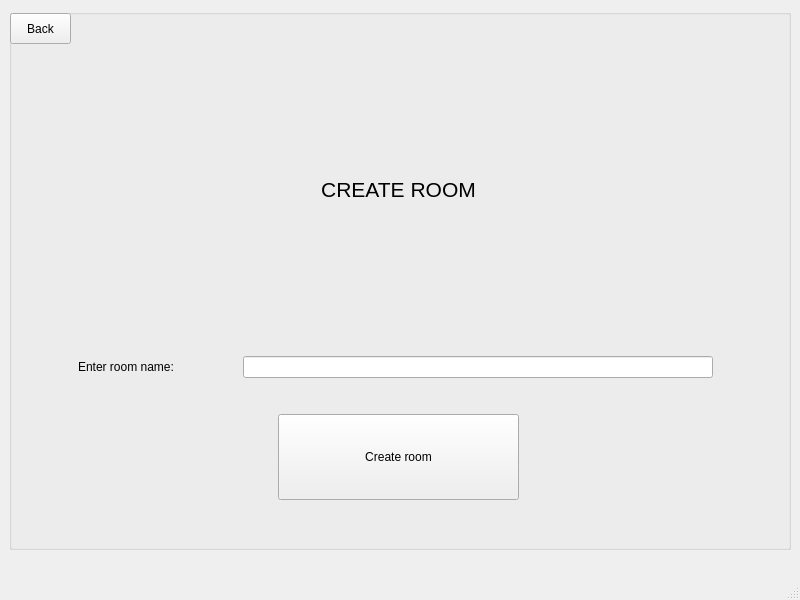
The window that client/views/creategameview.ui (cavoke-project/cavoke) describes before a commit, drawn with Qt 5.
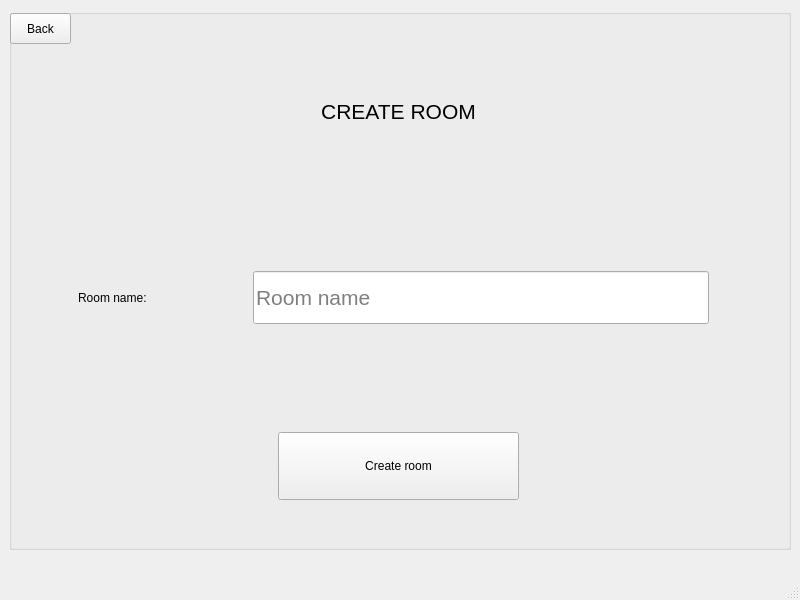
The same window after the commit.

The edit to the form file:
```diff
--- a/client/views/creategameview.ui
+++ b/client/views/creategameview.ui
@@ -72,13 +72,52 @@
        <height>481</height>
       </rect>
      </property>
-     <layout class="QGridLayout" name="gridLayout" rowstretch="12,1,5" columnstretch="1,3">
+     <layout class="QGridLayout" name="gridLayout" rowstretch="4,2,2,2,3" columnstretch="1,3">
       <property name="leftMargin">
        <number>10</number>
       </property>
       <property name="rightMargin">
        <number>10</number>
       </property>
+      <item row="4" column="0" colspan="2">
+       <layout class="QHBoxLayout" name="horizontalLayout">
+        <property name="leftMargin">
+         <number>200</number>
+        </property>
+        <property name="topMargin">
+         <number>20</number>
+        </property>
+        <property name="rightMargin">
+         <number>200</number>
+        </property>
+        <property name="bottomMargin">
+         <number>20</number>
+        </property>
+        <item>
+         <widget class="QPushButton" name="createGameButton">
+          <property name="enabled">
+           <bool>true</bool>
+          </property>
+          <property name="sizePolicy">
+           <sizepolicy hsizetype="Minimum" vsizetype="Ignored">
+            <horstretch>0</horstretch>
+            <verstretch>0</verstretch>
+           </sizepolicy>
+          </property>
+          <property name="text">
+           <string>Create room</string>
+          </property>
+         </widget>
+        </item>
+       </layout>
+      </item>
+      <item row="2" column="0">
+       <widget class="QLabel" name="label_2">
+        <property name="text">
+         <string>Room name:</string>
+        </property>
+       </widget>
+      </item>
       <item row="0" column="0" colspan="2">
        <widget class="QLabel" name="label">
         <property name="font">
@@ -97,71 +136,66 @@
         </property>
        </widget>
       </item>
-      <item row="1" column="0">
-       <widget class="QLabel" name="label_2">
-        <property name="text">
-         <string>Enter room name:</string>
-        </property>
-       </widget>
-      </item>
-      <item row="2" column="0" colspan="2">
-       <layout class="QHBoxLayout" name="horizontalLayout">
-        <property name="leftMargin">
-         <number>200</number>
-        </property>
-        <property name="topMargin">
-         <number>20</number>
-        </property>
-        <property name="rightMargin">
-         <number>200</number>
-        </property>
-        <property name="bottomMargin">
-         <number>20</number>
-        </property>
-        <item>
-         <widget class="QPushButton" name="createGameButton">
-          <property name="enabled">
-           <bool>true</bool>
-          </property>
-          <property name="sizePolicy">
-           <sizepolicy hsizetype="Minimum" vsizetype="Ignored">
-            <horstretch>0</horstretch>
-            <verstretch>0</verstretch>
-           </sizepolicy>
-          </property>
-          <property name="text">
-           <string>Create room</string>
-          </property>
-         </widget>
-        </item>
-       </layout>
-      </item>
-      <item row="1" column="1">
+      <item row="2" column="1">
        <layout class="QHBoxLayout" name="horizontalLayout_3">
         <property name="leftMargin">
-         <number>0</number>
+         <number>10</number>
         </property>
         <property name="topMargin">
          <number>10</number>
         </property>
+        <property name="rightMargin">
+         <number>10</number>
+        </property>
         <property name="bottomMargin">
          <number>10</number>
         </property>
         <item>
-         <widget class="QLineEdit" name="roomNameEdit"/>
-        </item>
-        <item>
-         <widget class="QComboBox" name="gamesListComboBox">
+         <widget class="QLineEdit" name="roomNameEdit">
           <property name="sizePolicy">
            <sizepolicy hsizetype="Ignored" vsizetype="Ignored">
             <horstretch>0</horstretch>
             <verstretch>0</verstretch>
            </sizepolicy>
           </property>
+          <property name="font">
+           <font>
+            <pointsize>16</pointsize>
+           </font>
+          </property>
+          <property name="placeholderText">
+           <string>Room name</string>
+          </property>
          </widget>
         </item>
        </layout>
       </item>
+      <item row="1" column="0" colspan="2">
+       <spacer name="verticalSpacer">
+        <property name="orientation">
+         <enum>Qt::Vertical</enum>
+        </property>
+        <property name="sizeHint" stdset="0">
+         <size>
+          <width>20</width>
+          <height>40</height>
+         </size>
+        </property>
+       </spacer>
+      </item>
+      <item row="3" column="0" colspan="2">
+       <spacer name="verticalSpacer_2">
+        <property name="orientation">
+         <enum>Qt::Vertical</enum>
+        </property>
+        <property name="sizeHint" stdset="0">
+         <size>
+          <width>20</width>
+          <height>40</height>
+         </size>
+        </property>
+       </spacer>
+      </item>
      </layout>
     </widget>
     <zorder>gridLayoutWidget</zorder>
```
